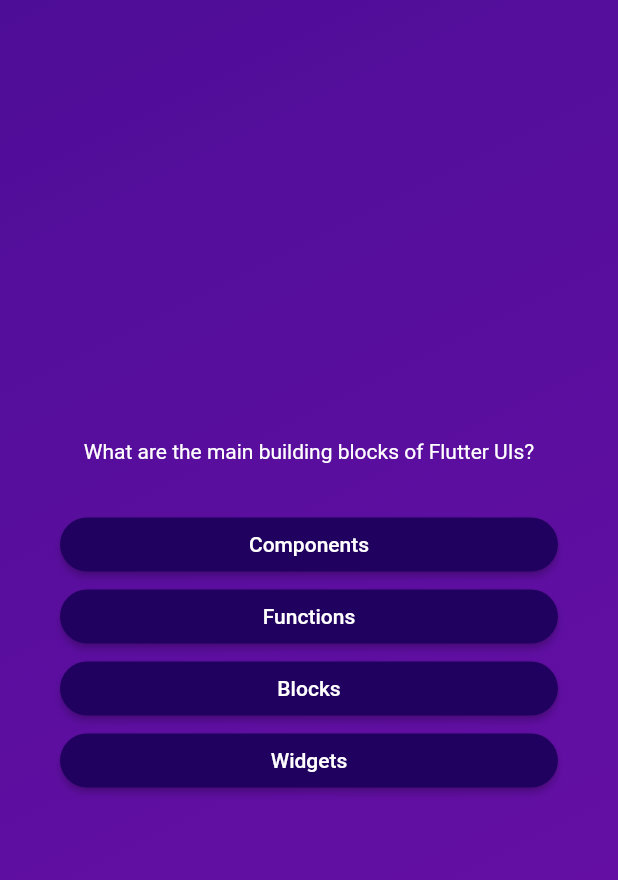
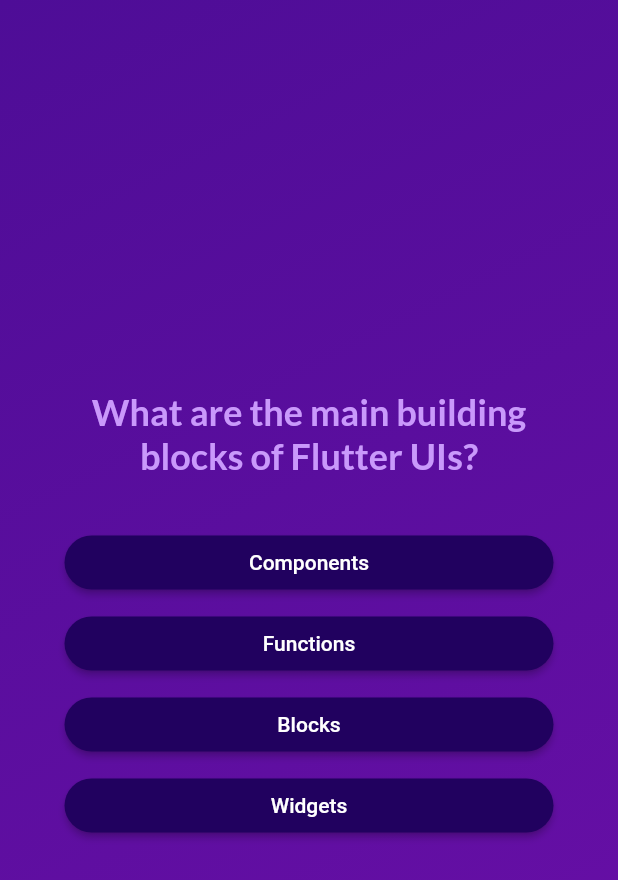
Before and after one commit to HassanKhan123/advance-quiz-app, a Flutter app: the screen it shows after launch, after a tap on "Start Quiz", on a phone screen of 412 x 824 dp. Shown: the top 880 px of the screen. Run offline on Flutter 3.47's test engine with Material 2 defaults, Android fonts, the phone set to English and light mode, and no system bars; our stand-ins replace google_fonts.

Commit message:
added: google fonts

```diff
--- a/lib/answer_button.dart
+++ b/lib/answer_button.dart
@@ -8,15 +8,22 @@ class AnswerButton extends StatelessWidget {
 
   @override
   Widget build(BuildContext context) {
-    return ElevatedButton(
-        onPressed: onTap,
-        style: ElevatedButton.styleFrom(
+    return Container(
+      margin: const EdgeInsets.all(3),
+      child: ElevatedButton(
+          onPressed: onTap,
+          style: ElevatedButton.styleFrom(
             backgroundColor: const Color.fromARGB(255, 33, 1, 95),
             foregroundColor: Colors.white,
             shape: RoundedRectangleBorder(
               borderRadius: BorderRadius.circular(40),
             ),
-            padding: const EdgeInsets.symmetric(vertical: 10, horizontal: 40)),
-        child: Text(answerText));
+            padding: const EdgeInsets.symmetric(vertical: 10, horizontal: 40),
+          ),
+          child: Text(
+            answerText,
+            textAlign: TextAlign.center,
+          )),
+    );
   }
 }
--- a/lib/questions_screen.dart
+++ b/lib/questions_screen.dart
@@ -1,4 +1,5 @@
 import 'package:flutter/material.dart';
+import 'package:google_fonts/google_fonts.dart';
 
 import 'package:quiz_app/answer_button.dart';
 import 'package:quiz_app/data/questions.dart';
@@ -13,10 +14,17 @@ class QuestionsScreen extends StatefulWidget {
 }
 
 class _QuestionsScreenState extends State<QuestionsScreen> {
-  final currentQuestion = questions[0];
+  var currentQuestionIndex = 0;
+
+  void answerQuestion() {
+    setState(() {
+      currentQuestionIndex++;
+    });
+  }
 
   @override
   Widget build(BuildContext context) {
+    final currentQuestion = questions[currentQuestionIndex];
     return SizedBox(
       width: double.infinity,
       child: Container(
@@ -27,14 +35,17 @@ class _QuestionsScreenState extends State<QuestionsScreen> {
           children: [
             Text(
               currentQuestion.text,
-              style: const TextStyle(color: Colors.white),
+              style: GoogleFonts.lato(
+                  color: const Color.fromARGB(255, 201, 153, 251),
+                  fontSize: 24,
+                  fontWeight: FontWeight.bold),
               textAlign: TextAlign.center,
             ),
             const SizedBox(
               height: 30,
             ),
             ...currentQuestion.getShuffledAnswers().map((item) {
-              return AnswerButton(item, () {});
+              return AnswerButton(item, answerQuestion);
             })
           ],
         ),
--- a/lib/start_screen.dart
+++ b/lib/start_screen.dart
@@ -1,4 +1,5 @@
 import 'package:flutter/material.dart';
+import 'package:google_fonts/google_fonts.dart';
 
 class StartScreen extends StatelessWidget {
   const StartScreen(this.startQuiz, {super.key});
@@ -17,9 +18,9 @@ class StartScreen extends StatelessWidget {
             color: const Color.fromARGB(150, 255, 255, 255),
           ),
           const SizedBox(height: 80),
-          const Text(
+          Text(
             'Learn Flutter the fun way!',
-            style: TextStyle(color: Colors.white, fontSize: 24),
+            style: GoogleFonts.lato(color: Colors.white, fontSize: 24),
           ),
           const SizedBox(height: 20),
           OutlinedButton.icon(
--- a/pubspec.yaml
+++ b/pubspec.yaml
@@ -34,6 +34,7 @@ dependencies:
   # The following adds the Cupertino Icons font to your application.
   # Use with the CupertinoIcons class for iOS style icons.
   cupertino_icons: ^1.0.2
+  google_fonts: ^4.0.4
 
 dev_dependencies:
   flutter_test:
```
Also changed, not shown: pubspec.lock, 2 other files.
